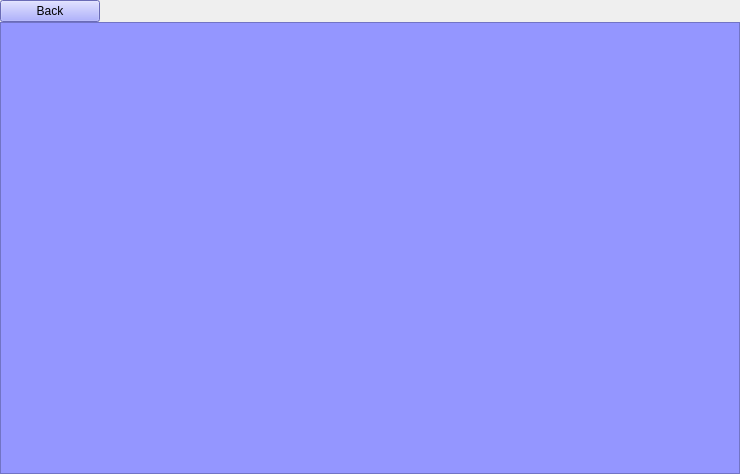
Old version of the form menus/books_menu/books_menu.ui in the repository JoaoCarlosNascimento/HandSignLanguage.
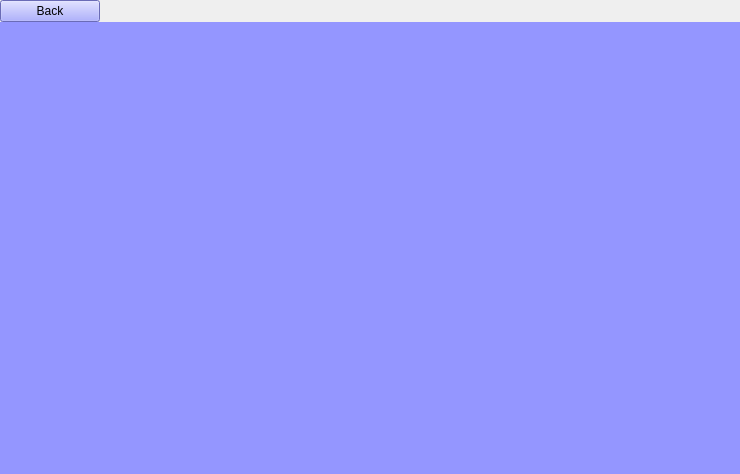
New version of the form.

What changed in the file:
```diff
--- a/menus/books_menu/books_menu.ui
+++ b/menus/books_menu/books_menu.ui
@@ -61,6 +61,9 @@
       <string notr="true">border-top-color: rgb(0, 0, 0);
 background-color: rgb(148, 150, 255);</string>
      </property>
+     <property name="frameShape">
+      <enum>QFrame::NoFrame</enum>
+     </property>
      <property name="editTriggers">
       <set>QAbstractItemView::NoEditTriggers</set>
      </property>
```
